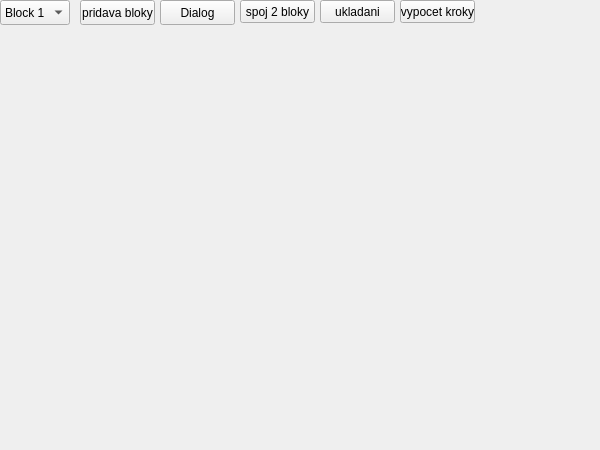
The window that widget.ui (zionedge/Xd) describes before a commit, drawn with Qt 5.
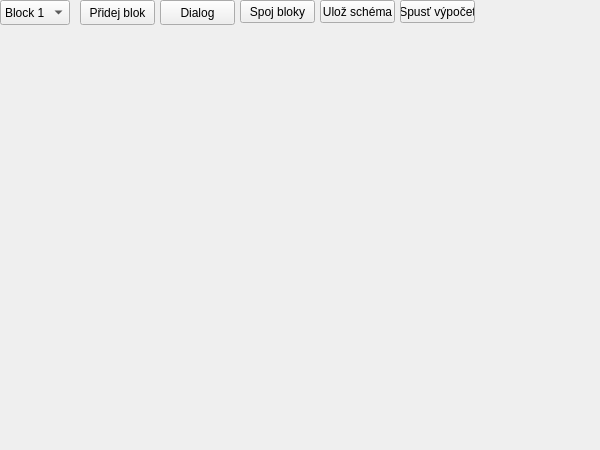
The same window after the commit.

Diff of the .ui file:
```diff
--- a/widget.ui
+++ b/widget.ui
@@ -23,7 +23,7 @@
     </rect>
    </property>
    <property name="text">
-    <string>pridava bloky</string>
+    <string>Přidej blok</string>
    </property>
   </widget>
   <widget class="QComboBox" name="comboBox">
@@ -87,7 +87,7 @@
     </rect>
    </property>
    <property name="text">
-    <string>spoj 2 bloky</string>
+    <string>Spoj bloky</string>
    </property>
   </widget>
   <widget class="QPushButton" name="pushButton_3">
@@ -100,7 +100,7 @@
     </rect>
    </property>
    <property name="text">
-    <string>ukladani</string>
+    <string>Ulož schéma</string>
    </property>
   </widget>
   <widget class="QPushButton" name="pushButton_4">
@@ -113,7 +113,7 @@
     </rect>
    </property>
    <property name="text">
-    <string>vypocet kroky</string>
+    <string>Spusť výpočet</string>
    </property>
   </widget>
  </widget>
```
